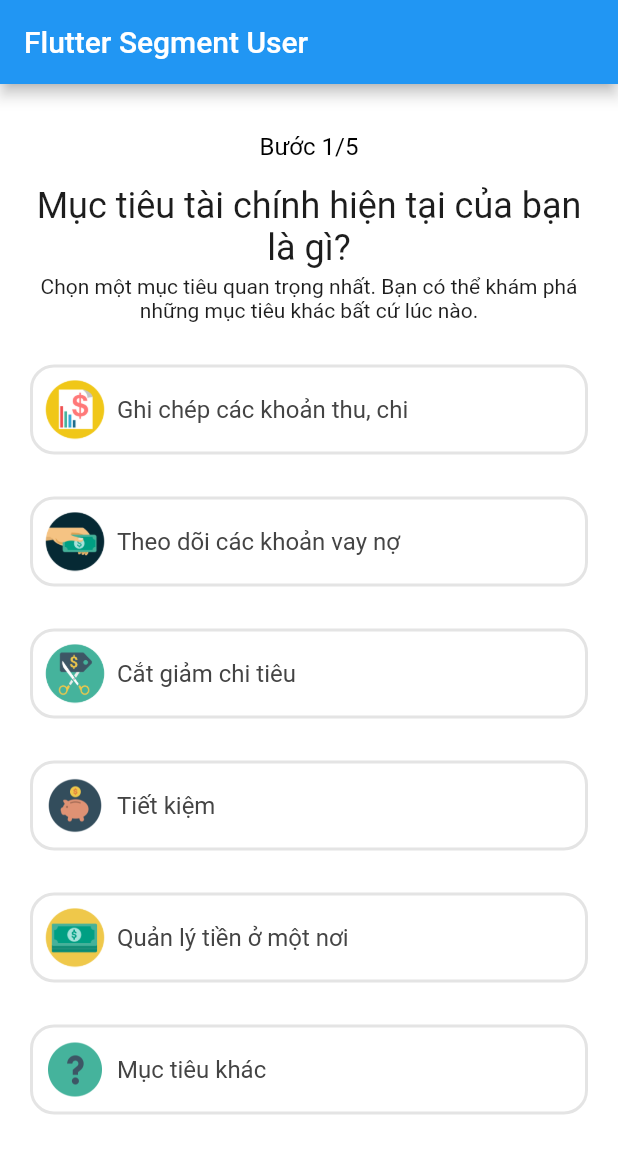
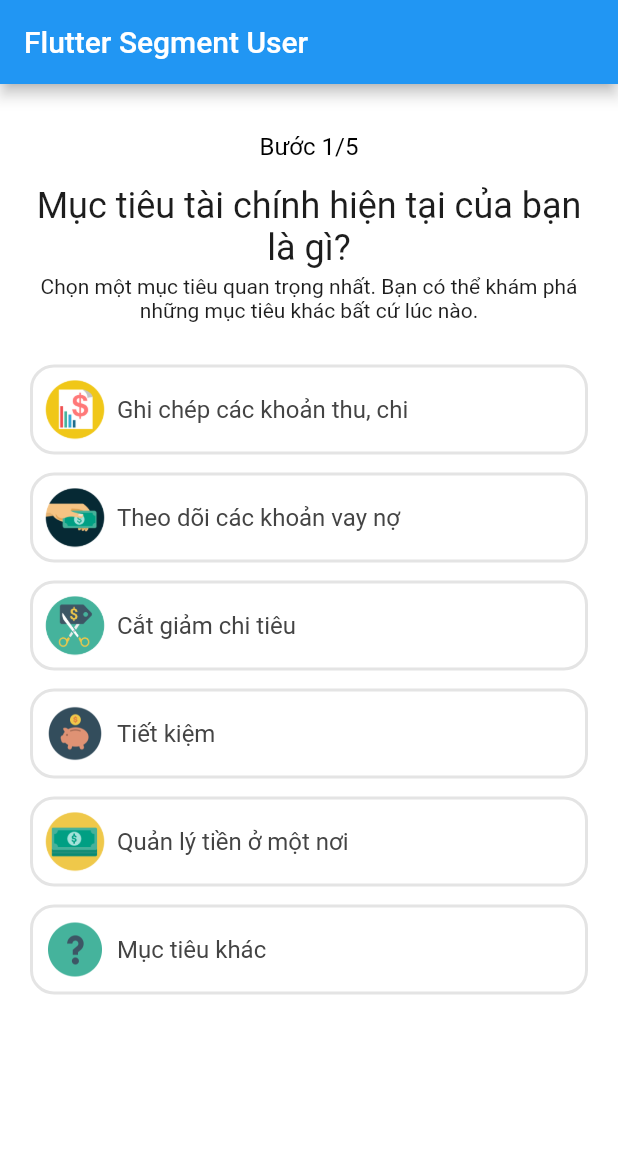
Before and after one commit to nghevabe/FlutterTraining, a Flutter app: the MyLoginPage screen opened directly, after a tap on "ĐĂNG NHẬP", on a phone screen of 412 x 824 dp. Shown: the top 1154 px of the screen. Run offline on Flutter 3.47's test engine with Material 2 defaults, Android fonts, the phone set to English and light mode, and no system bars; our stand-ins replace flutter_svg, hexcolor.

Commit message:
Create UI Segment User Question 1 Screen

```diff
--- a/training_flutter/lib/segment_user_1_ml.dart
+++ b/training_flutter/lib/segment_user_1_ml.dart
@@ -99,7 +99,7 @@ Widget _titleQuestion() {
 Widget _contendQuestion() {
   return Container(
     alignment: Alignment.center,
-    margin: EdgeInsets.only(left: 20.0 ,top: 4.0, right: 20.0),
+    margin: EdgeInsets.only(left: 20.0 ,top: 4.0, right: 20.0, bottom: 28.0),
     child: Text("Chọn một mục tiêu quan trọng nhất. Bạn có thể khám phá những mục tiêu khác bất cứ lúc nào.",
         textAlign: TextAlign.center,
         style: TextStyle(
@@ -123,7 +123,7 @@ class ItemAnswer extends StatelessWidget {
       decoration: BoxDecoration(
           border: Border.all(color: HexColor("#E4E4E4"), width: 2.0),
           borderRadius: BorderRadius.all(Radius.circular(16))),
-      margin: EdgeInsets.only(left: 20.0, top: 28.0, right: 20.0),
+      margin: EdgeInsets.only(left: 20.0, right: 20.0, bottom: 12.0),
       padding: EdgeInsets.only(left: 8.0, top: 8.0, bottom: 8.0),
       child: Row(
         children: [
```
